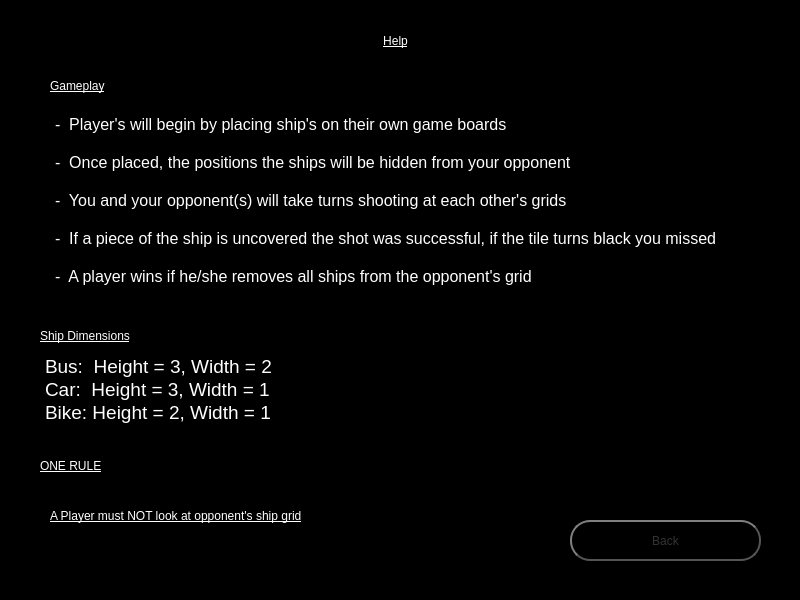
drewanderson17/BattleShips, file FrontEndMain/FrontEndMain/helppage.ui: the form before one commit.
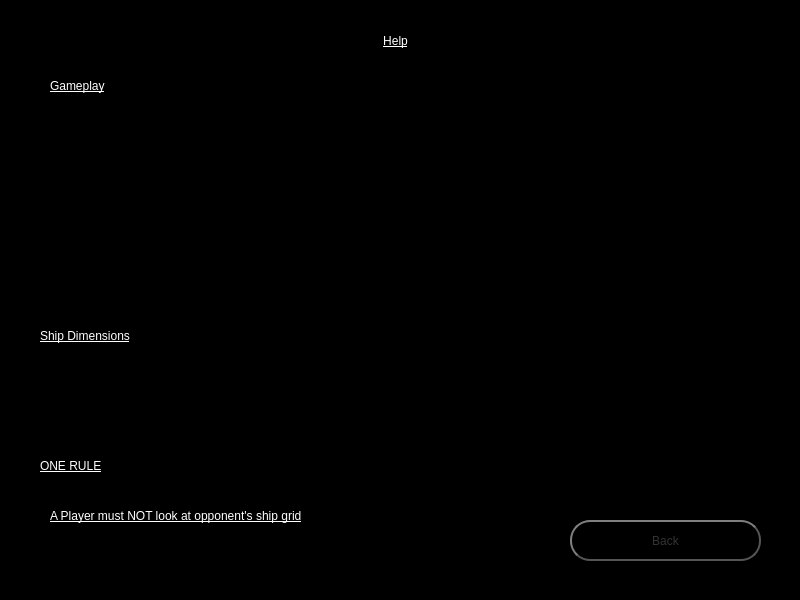
The form after the commit.

Commit message: More ui updates (ShotPage, Placement Page, Settings Page, HelpPage)

The edit to the form file:
```diff
--- a/FrontEndMain/FrontEndMain/helppage.ui
+++ b/FrontEndMain/FrontEndMain/helppage.ui
@@ -31,7 +31,11 @@
     </font>
    </property>
    <property name="styleSheet">
-    <string notr="true">color: rgb(255, 255, 255);</string>
+    <string notr="true">QTextBrowser{
+	border: 0px solid black;
+	color: rgb(255, 255, 255);
+};
+</string>
    </property>
    <property name="html">
     <string>&lt;!DOCTYPE HTML PUBLIC &quot;-//W3C//DTD HTML 4.0//EN&quot; &quot;http://www.w3.org/TR/REC-html40/strict.dtd&quot;&gt;
@@ -113,7 +117,11 @@
     </rect>
    </property>
    <property name="styleSheet">
-    <string notr="true">color: rgb(255, 255, 255);</string>
+    <string notr="true">QTextBrowser{
+	border: 0px solid black;
+	color: rgb(255, 255, 255);
+};
+</string>
    </property>
    <property name="html">
     <string>&lt;!DOCTYPE HTML PUBLIC &quot;-//W3C//DTD HTML 4.0//EN&quot; &quot;http://www.w3.org/TR/REC-html40/strict.dtd&quot;&gt;
```
The commit also changes 3 other files.
